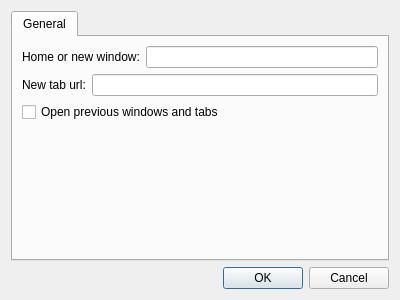
KangLin/RabbitRemoteControl, file Plugins/WebBrowser/DlgSettings.ui: the form before one commit.
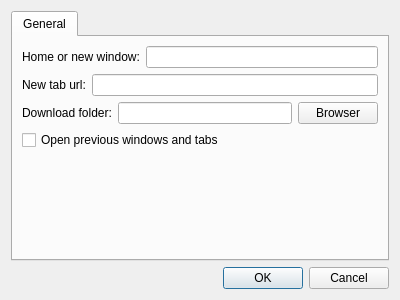
The form after the commit.

Commit message: Plugins::WebBrowser: add set download folder parameter

Diff of the .ui file:
```diff
--- a/Plugins/WebBrowser/DlgSettings.ui
+++ b/Plugins/WebBrowser/DlgSettings.ui
@@ -38,13 +38,6 @@
          </item>
         </layout>
        </item>
-       <item row="2" column="0">
-        <widget class="QCheckBox" name="cbOpenPreious">
-         <property name="text">
-          <string>Open previous windows and tabs</string>
-         </property>
-        </widget>
-       </item>
        <item row="1" column="0">
         <layout class="QHBoxLayout" name="horizontalLayout_2">
          <item>
@@ -59,7 +52,35 @@
          </item>
         </layout>
        </item>
+       <item row="2" column="0">
+        <layout class="QHBoxLayout" name="horizontalLayout_3">
+         <item>
+          <widget class="QLabel" name="label_3">
+           <property name="text">
+            <string>Download folder:</string>
+           </property>
+          </widget>
+         </item>
+         <item>
+          <widget class="QLineEdit" name="leDownloadFolder"/>
+         </item>
+         <item>
+          <widget class="QPushButton" name="pbDownloadFolder">
+           <property name="text">
+            <string>Browser</string>
+           </property>
+          </widget>
+         </item>
+        </layout>
+       </item>
        <item row="3" column="0">
+        <widget class="QCheckBox" name="cbOpenPreious">
+         <property name="text">
+          <string>Open previous windows and tabs</string>
+         </property>
+        </widget>
+       </item>
+       <item row="4" column="0">
         <spacer name="verticalSpacer">
          <property name="orientation">
           <enum>Qt::Vertical</enum>
```
The commit also changes 9 other files.
